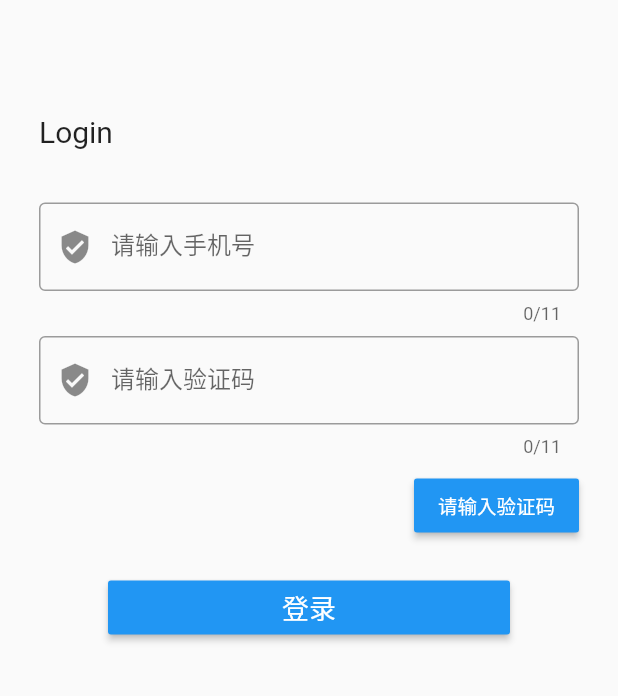
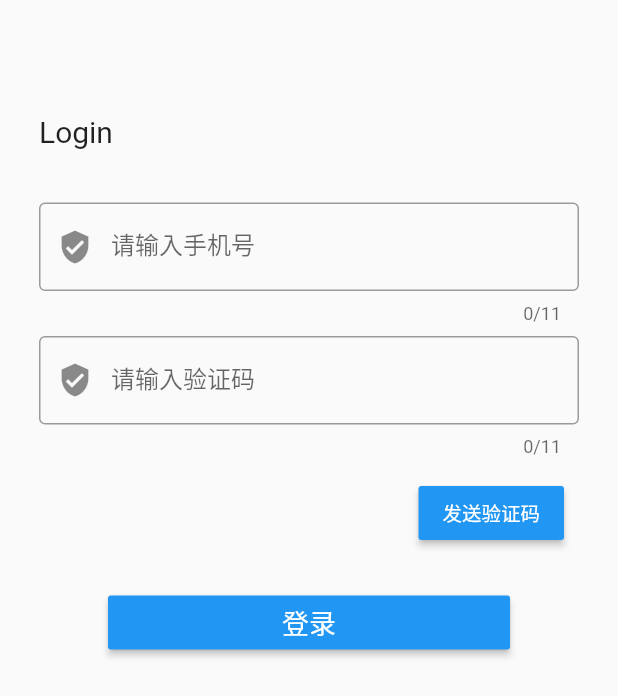
Before and after one commit to jian936396665/flutter_new, a Flutter app: the screen it shows after launch, on a phone screen of 412 x 824 dp. Shown: the top 696 px of the screen. Run offline on Flutter 3.47's test engine with Material 2 defaults, Android fonts, the phone set to English and light mode, and no system bars; our stand-ins replace dio, fluttertoast, shared_preferences; missing offline and left inert: common_utils.

```diff
--- a/lib/model/code_login_model.dart
+++ b/lib/model/code_login_model.dart
@@ -8,8 +8,8 @@ class CodeLoginModel {
     Map<String, dynamic> loginMap = json["data"];
     token = loginMap["token"];
     is_new_user = loginMap["is_new_user"];
-    user_id = loginMap["user_id"];
-    im_password = loginMap["im_password"];
+    user_id = loginMap["user_id"].toString();
+    im_password = loginMap["im_password"].toString();
   }
 
   Map<String, dynamic> toJson() {
--- a/lib/model_manager/login_model_manager.dart
+++ b/lib/model_manager/login_model_manager.dart
@@ -33,7 +33,8 @@ class LoginModelManager{
         },type: "post");
     if (result != null) {
       if (200 == result['code']) {
-        return CodeLoginModel.fromJson(result);
+        CodeLoginModel model = new CodeLoginModel.fromJson(new Map<String, dynamic>.from(result));
+        return model;
       } else {
         Fluttertoast.showToast(msg: result['message']);
       }
--- /dev/null
+++ b/lib/widget/timer_text.dart
@@ -0,0 +1,76 @@
+import 'dart:async';
+
+import 'package:flutter/material.dart';
+
+class TimerText extends StatefulWidget {
+  final Function onTapCallback;
+  final bool isEnable;
+
+  const TimerText({Key key, this.onTapCallback, this.isEnable})
+      : super(key: key);
+
+  @override
+  State<StatefulWidget> createState() {
+    return _TimerTextState();
+  }
+}
+
+class _TimerTextState extends State<TimerText> {
+  Timer _timer;
+  int count = 60;
+  String buttonText = "发送验证码";
+  VoidCallback voidCallback;
+
+  @override
+  void initState() {
+    super.initState();
+    setState(() {
+      voidCallback = widget.isEnable ? _startTimer : null;
+    });
+  }
+
+  @override
+  Widget build(BuildContext context) {
+    return Container(
+      padding: EdgeInsets.fromLTRB(10, 5, 10, 5),
+      child: RaisedButton(
+          disabledColor: Colors.grey,
+          color: Colors.blue,
+          onPressed: voidCallback,
+          child: Text(
+            buttonText,
+            style: TextStyle(
+              fontSize: 13,
+              color: Colors.white,
+            ),
+          )),
+    );
+  }
+
+  void _startTimer() {
+    widget.onTapCallback.call();
+    voidCallback = null;
+    _timer = Timer.periodic(Duration(seconds: 1), (timer) {
+      count--;
+      if (count <= 0) {
+        voidCallback = _startTimer;
+        timer.cancel();
+      }
+      setState(() {
+        if (voidCallback != null) {
+          buttonText = "发送验证码";
+        } else {
+          buttonText = "$count再次发送";
+        }
+      });
+    });
+  }
+
+  @override
+  void dispose() {
+    super.dispose();
+    if(_timer.isActive){
+      _timer.cancel();
+    }
+  }
+}
```
Also changed, not shown: lib/main.dart (+15 -13 lines).
